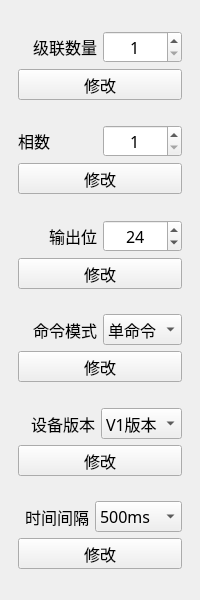
First picture: the form in IDC_TestSystem/common/toolbox/settingtoolwid.ui, repository ChinaClever/IDC_TestSystem, before the edit.
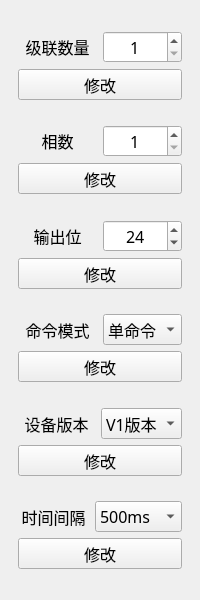
Second picture: the form after the edit.

```diff
--- a/IDC_TestSystem/common/toolbox/settingtoolwid.ui
+++ b/IDC_TestSystem/common/toolbox/settingtoolwid.ui
@@ -53,7 +53,7 @@
         <string>级联数量</string>
        </property>
        <property name="alignment">
-        <set>Qt::AlignRight|Qt::AlignTrailing|Qt::AlignVCenter</set>
+        <set>Qt::AlignCenter</set>
        </property>
       </widget>
      </item>
@@ -105,6 +105,9 @@
        <property name="text">
         <string>相数</string>
        </property>
+       <property name="alignment">
+        <set>Qt::AlignCenter</set>
+       </property>
       </widget>
      </item>
      <item>
@@ -156,7 +159,7 @@
         <string>输出位</string>
        </property>
        <property name="alignment">
-        <set>Qt::AlignRight|Qt::AlignTrailing|Qt::AlignVCenter</set>
+        <set>Qt::AlignCenter</set>
        </property>
       </widget>
      </item>
@@ -212,7 +215,7 @@
         <string>命令模式</string>
        </property>
        <property name="alignment">
-        <set>Qt::AlignRight|Qt::AlignTrailing|Qt::AlignVCenter</set>
+        <set>Qt::AlignCenter</set>
        </property>
       </widget>
      </item>
@@ -266,7 +269,7 @@
         <string>设备版本</string>
        </property>
        <property name="alignment">
-        <set>Qt::AlignRight|Qt::AlignTrailing|Qt::AlignVCenter</set>
+        <set>Qt::AlignCenter</set>
        </property>
       </widget>
      </item>
@@ -320,7 +323,7 @@
         <string>时间间隔</string>
        </property>
        <property name="alignment">
-        <set>Qt::AlignRight|Qt::AlignTrailing|Qt::AlignVCenter</set>
+        <set>Qt::AlignCenter</set>
        </property>
       </widget>
      </item>
```
